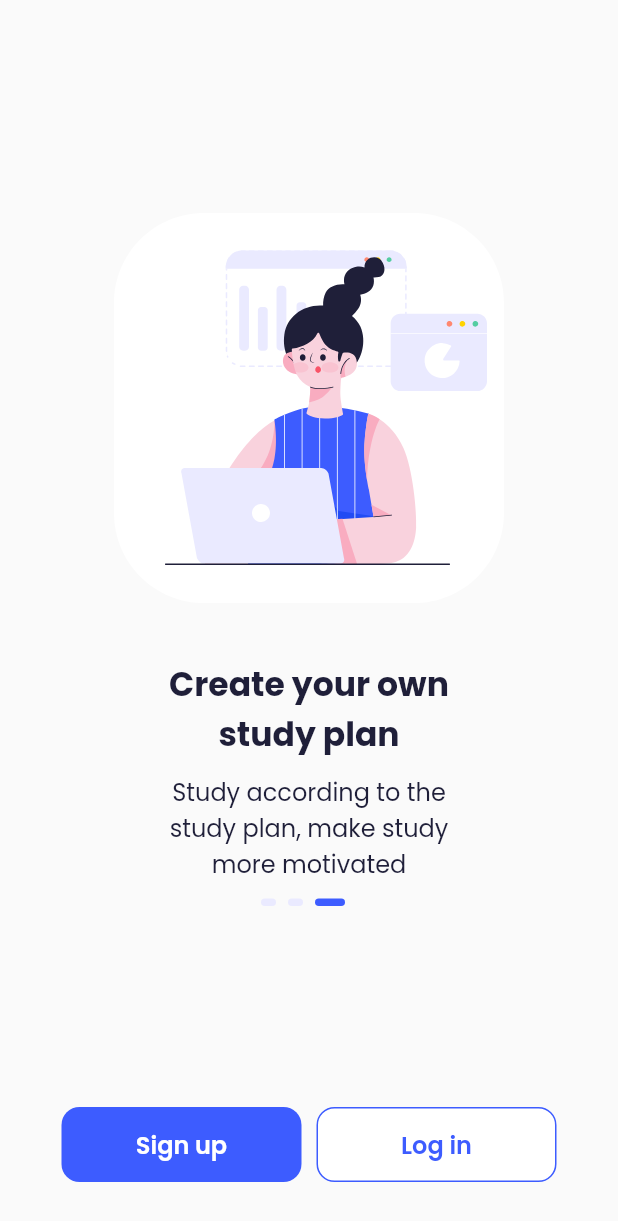
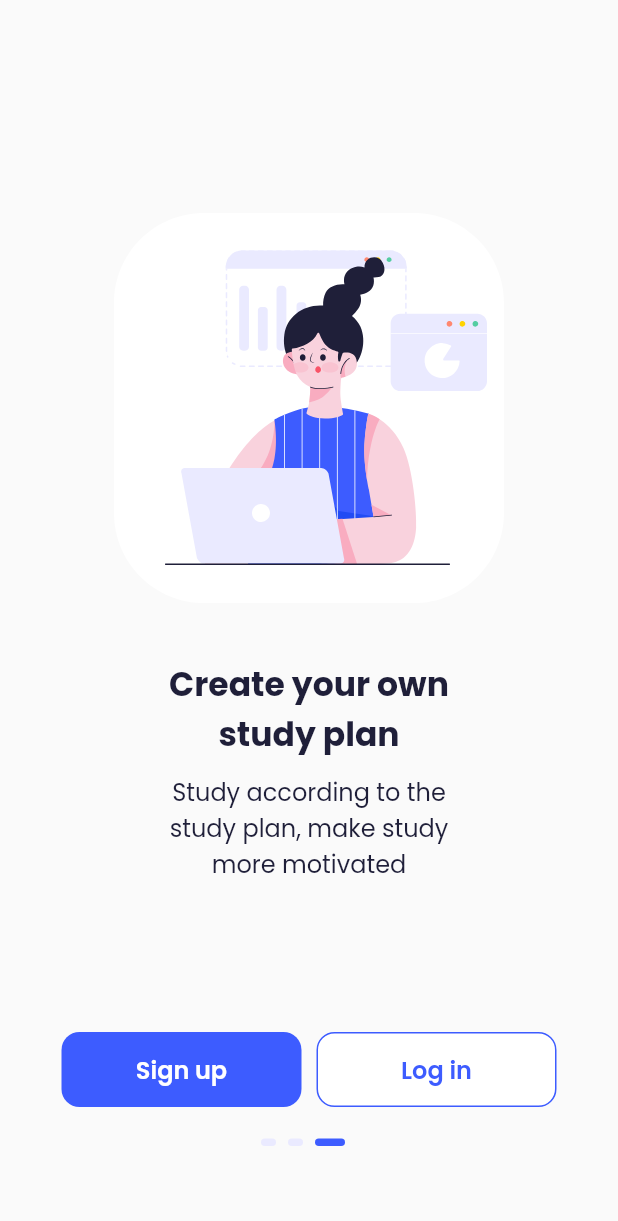
Before and after one commit to HoussemBousmaha/Online-Learning-App, a Flutter app: the screen it shows after launch, swiped to page 3, on a phone screen of 412 x 824 dp. Shown: the top 1221 px of the screen. Run offline on Flutter 3.47's test engine with Material 2 defaults, Android fonts, the phone set to English and light mode, and no system bars; our stand-ins replace flutter_hooks, flutter_svg, google_fonts.

```diff
--- a/lib/screens/on_boarding_screen/on_boarding_screen.dart
+++ b/lib/screens/on_boarding_screen/on_boarding_screen.dart
@@ -153,7 +153,7 @@ class OnboardingScreen3 extends StatelessWidget {
               'more motivated',
               style: TextStyle(color: titleTextColor, fontWeight: FontWeight.w400, fontSize: 16),
             ),
-            const SizedBox(height: 150),
+            const SizedBox(height: 100),
             Row(
               mainAxisSize: MainAxisSize.min,
               children: [
--- a/lib/screens/on_boarding_screen/widgets/onboarding_navigation_row.dart
+++ b/lib/screens/on_boarding_screen/widgets/onboarding_navigation_row.dart
@@ -13,7 +13,7 @@ class OnboardingNavigationRow extends StatelessWidget {
   @override
   Widget build(BuildContext context) {
     return Positioned(
-      bottom: 220,
+      bottom: 60,
       child: Row(
         mainAxisAlignment: MainAxisAlignment.spaceBetween,
         mainAxisSize: MainAxisSize.min,
--- a/pubspec.yaml
+++ b/pubspec.yaml
@@ -16,6 +16,7 @@ dependencies:
   google_fonts: ^3.0.1
   flutter_svg: ^1.1.1+1
   flutter_hooks: ^0.18.5+1
+  action_slider: ^0.6.0
 
 dev_dependencies:
   flutter_test:
```
Also changed, not shown: pubspec.lock.
